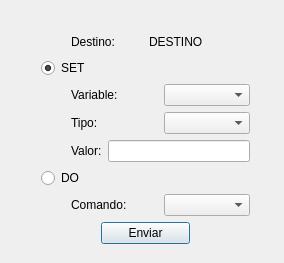
Before: the Qt Designer form comandar.ui in arukagiri/interfazLAC, drawn with Qt 5.
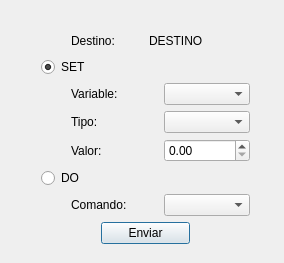
After: the same form once the commit is applied.

Commit message: AGREGUE SPIN A LAS OTRA PANTALLAS, CORREGI EL TEMA DE LA VARIABLE POR DEFECTO EN LA VENTANA CONSULTAR, Y UN PAR DE BOLUDECES MAS

What changed in the file:
```diff
--- a/comandar.ui
+++ b/comandar.ui
@@ -196,7 +196,7 @@
          </widget>
         </item>
         <item>
-         <widget class="QLineEdit" name="text_VALOR_COMANDO"/>
+         <widget class="QDoubleSpinBox" name="spin_valor"/>
         </item>
        </layout>
       </item>
```
Left out of the diff: 6 changed lines with no effect on the pictures. The commit also changes 10 other files.
